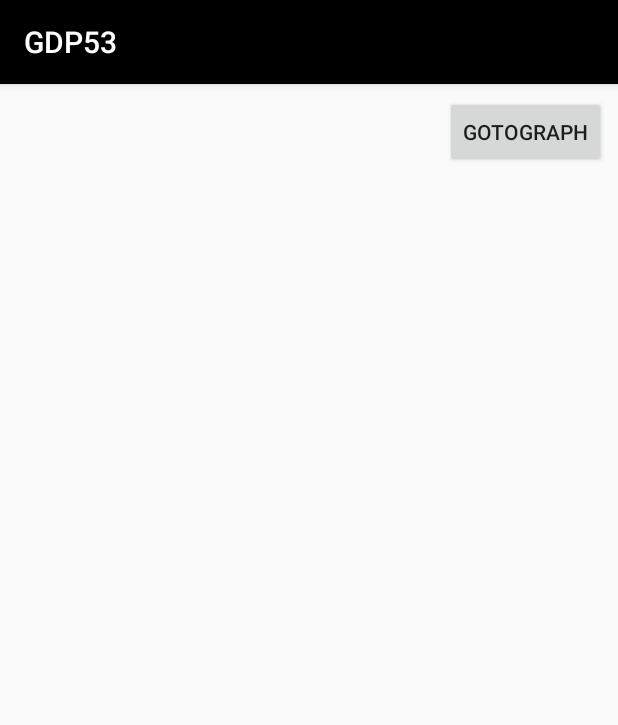
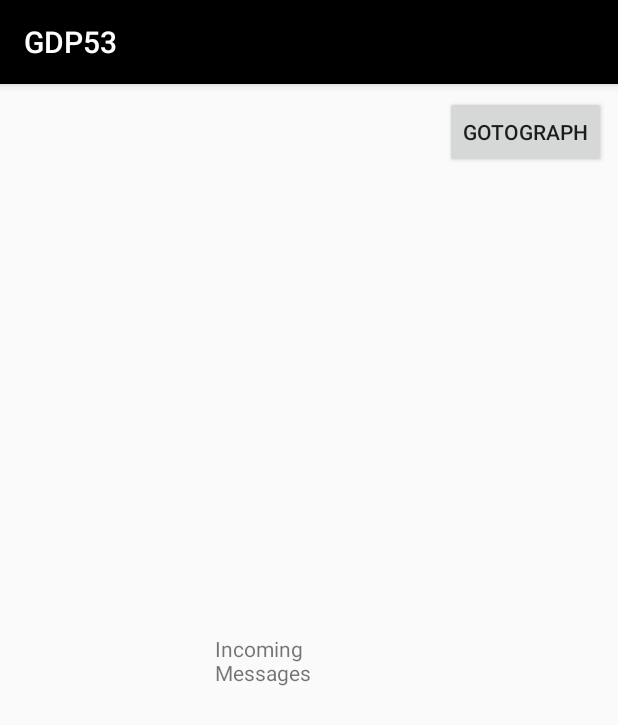
Before and after one commit to nathanjnile/GroupProjectProstheticApp, an Android app: the StepActivity screen opened directly, with no data from a screen before it, on a phone screen of 412 x 824 dp. Shown: the top 725 px of the screen. Run offline under Robolectric (Android 15) with nearby library versions, the phone set to English and light mode, and no system bars.

Commit message:
Step counter added

```diff
--- a/app/src/main/java/com/example/natha/bluetoothservice2/StepActivity.java
+++ b/app/src/main/java/com/example/natha/bluetoothservice2/StepActivity.java
@@ -1,16 +1,26 @@
 package com.example.natha.bluetoothservice2;
 
+import android.content.BroadcastReceiver;
+import android.content.Context;
 import android.content.Intent;
+import android.content.IntentFilter;
+import android.support.v4.content.LocalBroadcastManager;
 import android.support.v7.app.AppCompatActivity;
 import android.os.Bundle;
+import android.util.Log;
 import android.view.View;
+import android.widget.TextView;
 
 public class StepActivity extends AppCompatActivity {
+
+    TextView incomingMessages;
 
     @Override
     protected void onCreate(Bundle savedInstanceState) {
         super.onCreate(savedInstanceState);
-        setContentView(R.layout.activity_second);
+        setContentView(R.layout.activity_step);
+        LocalBroadcastManager.getInstance(this).registerReceiver(mReceiver2, new IntentFilter("incomingMessage"));
+        incomingMessages = (TextView) findViewById(R.id.incomingMessage);
     }
 
     public void graph1() {
@@ -22,4 +32,16 @@ public class StepActivity extends AppCompatActivity {
     public void goGraphActivity(View view) {
         graph1();
     }
+
+    BroadcastReceiver mReceiver2 = new BroadcastReceiver() {
+        @Override
+        public void onReceive(Context context, Intent intent) {
+            String text2 = intent.getStringExtra("theMessage");
+            //Log.i("text2: ", text2);
+            String[] values2 = text2.split(",");
+            Log.i("values2", values2[2]);
+            String text3 = values2[2];
+            incomingMessages.setText(text3);
+        }
+    };
 }
--- a/app/src/main/res/layout/activity_second.xml
+++ b/app/src/main/res/layout/activity_step.xml
@@ -16,4 +16,22 @@
         android:text="GoToGraph"
         app:layout_constraintEnd_toEndOf="parent"
         app:layout_constraintTop_toTopOf="parent" />
+
+    <TextView
+        android:id="@+id/incomingMessage"
+        android:layout_width="125dp"
+        android:layout_height="35dp"
+        android:layout_alignParentStart="true"
+        android:layout_alignParentLeft="true"
+        android:layout_alignParentEnd="true"
+        android:layout_alignParentRight="true"
+        android:layout_marginStart="8dp"
+        android:layout_marginTop="8dp"
+        android:layout_marginEnd="8dp"
+        android:layout_marginBottom="8dp"
+        android:text="Incoming Messages"
+        app:layout_constraintBottom_toBottomOf="parent"
+        app:layout_constraintEnd_toEndOf="parent"
+        app:layout_constraintStart_toStartOf="parent"
+        app:layout_constraintTop_toTopOf="parent" />
 </android.support.constraint.ConstraintLayout>
```
Also changed, not shown: app/src/main/java/com/example/natha/bluetoothservice2/GraphActivity.java (+4 -9 lines), app/src/main/java/com/example/natha/bluetoothservice2/MainActivity.java (+6 -6 lines), app/src/main/java/com/example/natha/bluetoothservice2/PrinterService.java (+6 -4 lines).
